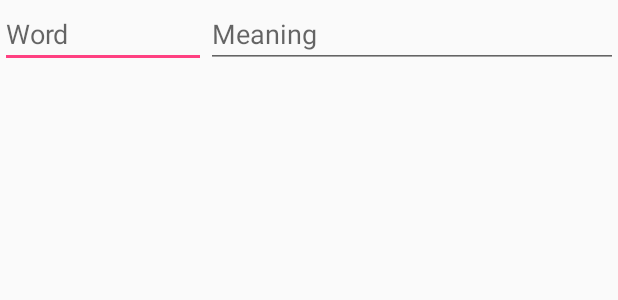
After one commit to Diocto/AI-Vocabulary-app, an Android app: the layout word_add_listview_item.xml on its own in the app's theme, with its tools: preview values and no code run, on a phone screen of 412 x 824 dp. The commit adds this screen. Shown: the top 300 px of the screen. Run offline under Robolectric (Android 15) with nearby library versions, the phone set to English and light mode, and no system bars.

Commit message:
Add addWGActivity Layout
DB is not implemented, just implement layout only.

```diff
--- a/app/src/main/java/org/andoidtown/ai_vocabulary/WordListViewActivity.java
+++ b/app/src/main/java/org/andoidtown/ai_vocabulary/WordListViewActivity.java
@@ -9,7 +9,7 @@ public class WordListViewActivity extends AppCompatActivity {
     @Override
     protected void onCreate(Bundle savedInstanceState) {
         super.onCreate(savedInstanceState);
-        setContentView(R.layout.activity_word_list);
+        setContentView(R.layout.activity_word_group_list);
 
         ListView listView;
         WordListViewAdapter adapter;
--- /dev/null
+++ b/app/src/main/res/layout/word_add_listview_item.xml
@@ -0,0 +1,23 @@
+<?xml version="1.0" encoding="utf-8"?>
+<LinearLayout xmlns:android="http://schemas.android.com/apk/res/android"
+    android:layout_width="match_parent"
+    android:layout_height="match_parent">
+
+    <EditText
+        android:id="@+id/add_word_editText"
+        android:layout_width="match_parent"
+        android:layout_height="wrap_content"
+        android:layout_weight="4"
+        android:ems="10"
+        android:hint="Word"
+        android:inputType="textPersonName" />
+
+    <EditText
+        android:id="@+id/add_meaning_editText"
+        android:layout_width="match_parent"
+        android:layout_height="wrap_content"
+        android:layout_weight="2"
+        android:ems="10"
+        android:hint="Meaning"
+        android:inputType="textPersonName" />
+</LinearLayout>
```
Also changed, not shown: app/src/main/java/org/andoidtown/ai_vocabulary/AddWGListViewAdpater.java (added, +53 -0 lines), app/src/main/java/org/andoidtown/ai_vocabulary/AddWGListViewItem.java (added, +22 -0 lines), app/src/main/java/org/andoidtown/ai_vocabulary/AddWordGruopActivity.java (+24 -3 lines), app/src/main/java/org/andoidtown/ai_vocabulary/MainActivity.java (+70 -1 lines), app/src/main/java/org/andoidtown/ai_vocabulary/ManagementWordsFragment.java (+10 -1 lines), app/src/main/res/layout/activity_add_word_gruop.xml (+69 -1 lines), app/src/main/res/layout/activity_word_group_list.xml (renamed from app/src/main/res/layout/activity_word_list.xml).
